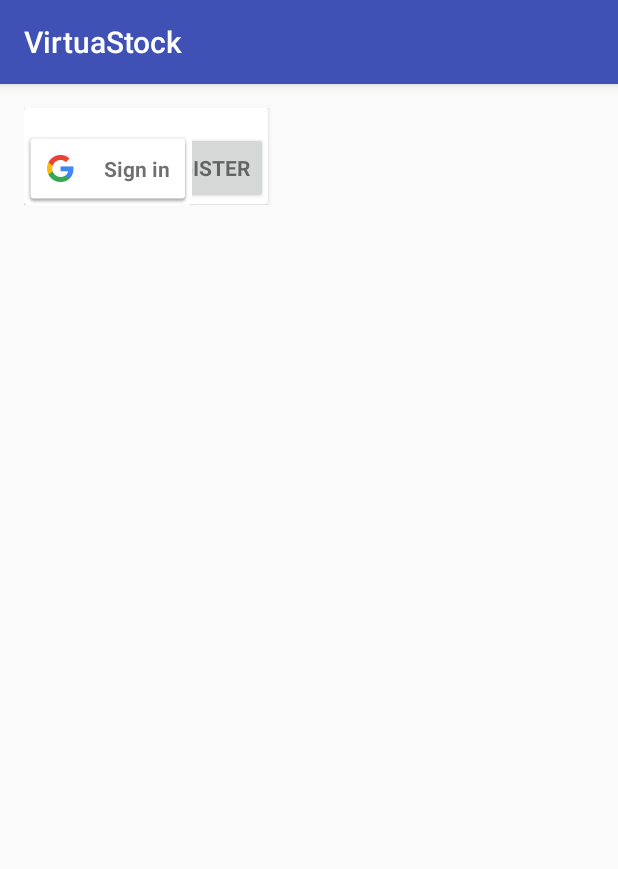
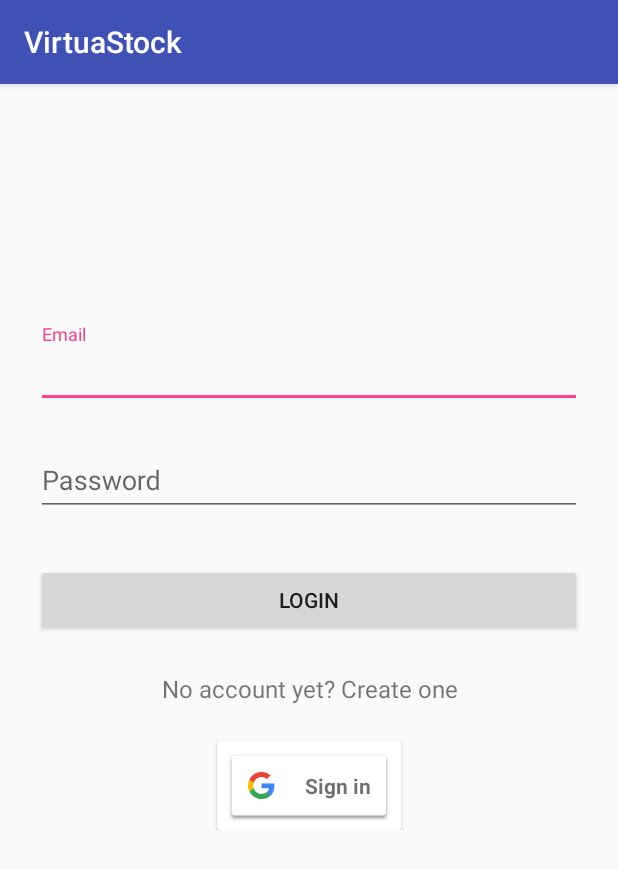
Before and after one commit to lakshayswani/Capstone-Project, an Android app: the screen it shows after launch (LoginActivity), on a phone screen of 412 x 824 dp. Shown: the top 869 px of the screen. Run offline under Robolectric (Android 15) with nearby library versions, the phone set to English and light mode, and no system bars; our stand-ins replace Firebase (no records; nobody signed in at launch, a user with empty details on screens opened directly).

Commit message:
Improving UI

```diff
--- a/app/build.gradle
+++ b/app/build.gradle
@@ -55,6 +55,10 @@ dependencies {
     compile 'com.squareup.okhttp:okhttp:2.5.0'
     compile 'net.simonvt.schematic:schematic:0.6.3'
     compile 'com.google.firebase:firebase-database:10.2.0'
+    compile('com.github.afollestad.material-dialogs:core:0.8.5.7@aar') {
+        transitive = true
+    }
+    compile 'com.melnykov:floatingactionbutton:1.2.0'
     testCompile 'junit:junit:4.12'
     apt 'net.simonvt.schematic:schematic-compiler:0.6.3'
 }
--- a/app/src/main/res/layout/activity_login2.xml
+++ b/app/src/main/res/layout/activity_login2.xml
@@ -1,82 +1,78 @@
+<?xml version="1.0" encoding="utf-8"?>
 <ScrollView xmlns:android="http://schemas.android.com/apk/res/android"
-    xmlns:tools="http://schemas.android.com/tools"
-    android:layout_width="match_parent"
-    android:layout_height="match_parent"
+android:layout_width="fill_parent"
+android:layout_height="fill_parent"
+android:fitsSystemWindows="true">
+
+<LinearLayout
     android:orientation="vertical"
-    android:paddingBottom="@dimen/activity_vertical_margin"
-    android:paddingLeft="@dimen/activity_horizontal_margin"
-    android:paddingRight="@dimen/activity_horizontal_margin"
-    android:paddingTop="@dimen/activity_vertical_margin"
-    tools:context="com.lakshayswani.virtuastock.ui.LoginActivity">
-
-    <RelativeLayout
-        android:layout_width="match_parent"
-        android:layout_height="match_parent">
-
-            <android.support.v7.widget.CardView
-                android:id="@+id/email_card"
-                android:layout_width="wrap_content"
-                android:layout_height="wrap_content"
-                >
-
-            <android.support.design.widget.TextInputLayout
-                android:id="@+id/textInputLayoutEmail"
-                android:layout_width="match_parent"
-                android:layout_height="wrap_content">
-
-                <AutoCompleteTextView
-                    android:id="@+id/email"
     android:layout_width="match_parent"
     android:layout_height="wrap_content"
-                    android:hint="@string/prompt_email"
+    android:paddingTop="56dp"
+    android:paddingLeft="24dp"
+    android:paddingRight="24dp">
+
+    <ImageView
+        android:layout_width="wrap_content"
+        android:layout_height="72dp"
+        android:layout_marginBottom="24dp"
+        android:layout_gravity="center_horizontal" />
+
+    <!-- Email Label -->
+    <android.support.design.widget.TextInputLayout
+        android:layout_width="match_parent"
+        android:layout_height="wrap_content"
+        android:layout_marginTop="8dp"
+        android:layout_marginBottom="8dp">
+        <EditText android:id="@+id/email"
+            android:layout_width="match_parent"
+            android:layout_height="wrap_content"
             android:inputType="textEmailAddress"
-                    android:maxLines="1"
-                    android:singleLine="true" />
-
+            android:hint="Email" />
     </android.support.design.widget.TextInputLayout>
 
+    <!-- Password Label -->
     <android.support.design.widget.TextInputLayout
-                android:id="@+id/textInputLayoutPassword"
         android:layout_width="match_parent"
         android:layout_height="wrap_content"
-                >
-
-                <EditText
-                    android:id="@+id/password"
+        android:layout_marginTop="8dp"
+        android:layout_marginBottom="8dp">
+        <EditText android:id="@+id/password"
             android:layout_width="match_parent"
             android:layout_height="wrap_content"
-                    android:hint="@string/prompt_password"
-                    android:imeActionId="@+id/login"
-                    android:imeActionLabel="@string/action_sign_in_short"
-                    android:imeOptions="actionUnspecified"
             android:inputType="textPassword"
-                    android:maxLines="1"
-                    android:singleLine="true" />
-
+            android:hint="Password"/>
     </android.support.design.widget.TextInputLayout>
 
-            <Button
+    <android.support.v7.widget.AppCompatButton
         android:id="@+id/email_sign_in_button"
-                style="?android:textAppearanceSmall"
-                android:layout_width="match_parent"
+        android:layout_width="fill_parent"
         android:layout_height="wrap_content"
-                android:layout_marginTop="16dp"
-                android:text="@string/action_sign_in"
-                android:textStyle="bold" />
+        android:layout_marginTop="24dp"
+        android:layout_marginBottom="24dp"
+        android:padding="12dp"
+        android:text="Login"/>
 
-            </android.support.v7.widget.CardView>
+    <TextView android:id="@+id/link_signup"
+        android:layout_width="fill_parent"
+        android:layout_height="wrap_content"
+        android:layout_marginBottom="24dp"
+        android:text="No account yet? Create one"
+        android:gravity="center"
+        android:textSize="16dip"/>
 
     <android.support.v7.widget.CardView
         android:layout_width="wrap_content"
-                android:layout_height="wrap_content">
+        android:layout_height="wrap_content"
+        android:layout_gravity="center_horizontal">
         <com.google.android.gms.common.SignInButton
             android:id="@+id/sign_in_button"
             android:layout_width="wrap_content"
             android:layout_height="wrap_content"
-                android:layout_marginTop="16dp"
+            android:layout_margin="5dp"
             android:layout_gravity="center_horizontal"
             />
     </android.support.v7.widget.CardView>
 
-    </RelativeLayout>
+</LinearLayout>
 </ScrollView>
```
Also changed, not shown: app/src/main/AndroidManifest.xml (+9 -5 lines), app/src/main/java/com/lakshayswani/virtuastock/fragments/AccountFragment.java (+12 -4 lines), app/src/main/java/com/lakshayswani/virtuastock/fragments/StocksFragment.java (+44 -4 lines), app/src/main/java/com/lakshayswani/virtuastock/fragments/TradeFragment.java (+1 -6 lines), app/src/main/java/com/lakshayswani/virtuastock/ui/LoginActivity.java (+72 -53 lines), app/src/main/java/com/lakshayswani/virtuastock/ui/SignUp.java (added, +152 -0 lines), app/src/main/res/layout/activity_sign_up.xml (added, +80 -0 lines), app/src/main/res/layout/fragment_stocks_list2.xml (+33 -7 lines), app/src/main/res/values/strings.xml (+10 -10 lines), app/src/main/res/drawable/ic_favorite_black_24dp.png (added), 2 other files. Lines whose indentation alone changed are shown as unchanged.
